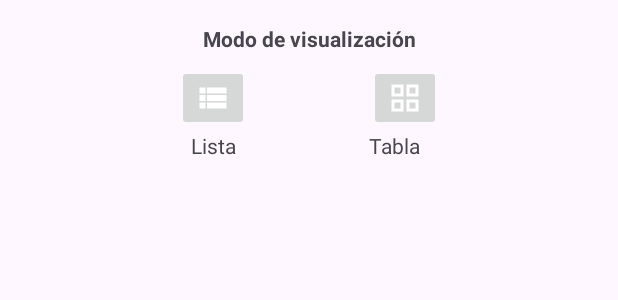
After one commit to MichaelC27/NewsNowApp, an Android app: the layout bottom_sheet_dialog.xml on its own in the app's theme, with its tools: preview values and no code run, on a phone screen of 412 x 824 dp. The commit adds this screen. Shown: the top 300 px of the screen. Run offline under Robolectric (Android 15) with nearby library versions, the phone set to English and light mode, and no system bars; network calls fail.

Commit message:
se Agregp la opcion de tipo de vista

```diff
--- a/app/src/main/java/com/laabbb/newsnow/MainActivity.java
+++ b/app/src/main/java/com/laabbb/newsnow/MainActivity.java
@@ -3,6 +3,8 @@ package com.laabbb.newsnow;
 import android.os.Bundle;
 import android.view.Menu;
 import android.view.MenuItem;
+import android.view.View;
+import android.widget.ImageButton;
 import android.widget.Toast;
 
 import androidx.annotation.NonNull;
@@ -13,6 +15,7 @@ import androidx.core.view.ViewCompat;
 import androidx.core.view.WindowInsetsCompat;
 import androidx.recyclerview.widget.LinearLayoutManager;
 import androidx.recyclerview.widget.RecyclerView;
+import androidx.recyclerview.widget.StaggeredGridLayoutManager;
 
 import com.android.volley.Request;
 import com.android.volley.RequestQueue;
@@ -21,6 +24,7 @@ import com.android.volley.VolleyError;
 import com.android.volley.toolbox.StringRequest;
 import com.android.volley.toolbox.Volley;
 import com.google.android.material.bottomnavigation.BottomNavigationView;
+import com.google.android.material.bottomsheet.BottomSheetDialog;
 import com.laabbb.newsnow.Adaptadores.NoticiaAdaptador;
 import com.laabbb.newsnow.Clases.Noticia;
 
@@ -38,6 +42,7 @@ public class MainActivity extends AppCompatActivity {
     StringRequest stringRequest;
     NoticiaAdaptador adaptador;
     Toolbar toolbar;
+    ImageButton btn_lista, btn_tabla;
     BottomNavigationView bottomNavigationView;
     String url = "https://p3.qr4me.net/";
     ArrayList<Noticia> noticias = new ArrayList<>();
@@ -140,7 +145,28 @@ public class MainActivity extends AppCompatActivity {
     @Override
     public boolean onOptionsItemSelected(@NonNull MenuItem item) {
         if (item.getItemId() == R.id.btn_vizualizacion) {
-            Toast.makeText(this, "Ver", Toast.LENGTH_SHORT).show();
+            BottomSheetDialog bottomSheetDialog = new BottomSheetDialog(MainActivity.this);
+            View bottomSheetView = getLayoutInflater().inflate(R.layout.bottom_sheet_dialog, null);
+            bottomSheetDialog.setContentView(bottomSheetView);
+            // Configura los listeners para las opciones del BottomSheet
+            bottomSheetView.findViewById(R.id.btn_lista).setOnClickListener(new View.OnClickListener() {
+                @Override
+                public void onClick(View v) {
+                    adaptador = new NoticiaAdaptador(MainActivity.this, noticias);
+                    recNoticia.setLayoutManager(new StaggeredGridLayoutManager(2, StaggeredGridLayoutManager.VERTICAL));
+                    recNoticia.setAdapter(adaptador);
+                }
+            });
+
+            bottomSheetView.findViewById(R.id.btn_tabla).setOnClickListener(new View.OnClickListener() {
+                @Override
+                public void onClick(View v) {
+                    adaptador = new NoticiaAdaptador(MainActivity.this, noticias);
+                    recNoticia.setLayoutManager(new LinearLayoutManager(MainActivity.this));
+                    recNoticia.setAdapter(adaptador);
+                }
+            });
+            bottomSheetDialog.show();
         }
         return super.onOptionsItemSelected(item);
     }
--- /dev/null
+++ b/app/src/main/res/drawable/grid_view.xml
@@ -0,0 +1,5 @@
+<vector xmlns:android="http://schemas.android.com/apk/res/android" android:height="24dp" android:tint="#FFFFFF" android:viewportHeight="24" android:viewportWidth="24" android:width="24dp">
+
+    <path android:fillColor="@android:color/white" android:fillType="evenOdd" android:pathData="M3,3v8h8L11,3L3,3zM9,9L5,9L5,5h4v4zM3,13v8h8v-8L3,13zM9,19L5,19v-4h4v4zM13,3v8h8L21,3h-8zM19,9h-4L15,5h4v4zM13,13v8h8v-8h-8zM19,19h-4v-4h4v4z"/>
+
+</vector>
--- /dev/null
+++ b/app/src/main/res/drawable/view_list.xml
@@ -0,0 +1,5 @@
+<vector xmlns:android="http://schemas.android.com/apk/res/android" android:autoMirrored="true" android:height="24dp" android:tint="#FFFFFF" android:viewportHeight="24" android:viewportWidth="24" android:width="24dp">
+
+    <path android:fillColor="@android:color/white" android:pathData="M3,14h4v-4H3V14zM3,19h4v-4H3V19zM3,9h4V5H3V9zM8,14h13v-4H8V14zM8,19h13v-4H8V19zM8,5v4h13V5H8z"/>
+
+</vector>
--- /dev/null
+++ b/app/src/main/res/layout/bottom_sheet_dialog.xml
@@ -0,0 +1,67 @@
+<?xml version="1.0" encoding="utf-8"?>
+<LinearLayout xmlns:android="http://schemas.android.com/apk/res/android"
+    xmlns:app="http://schemas.android.com/apk/res-auto"
+    android:layout_width="match_parent"
+    android:layout_height="wrap_content"
+    android:orientation="vertical"
+    android:padding="16dp">
+
+    <TextView
+        android:layout_width="match_parent"
+        android:layout_height="wrap_content"
+        android:gravity="center"
+        android:paddingBottom="8dp"
+        android:text="Modo de visualización"
+        android:textStyle="bold" />
+
+    <!-- Opciones de visualización -->
+    <LinearLayout
+        android:layout_width="match_parent"
+        android:layout_height="wrap_content"
+        android:gravity="center"
+        android:orientation="horizontal"
+        android:paddingBottom="8dp">
+
+        <LinearLayout
+            android:layout_width="wrap_content"
+            android:layout_height="wrap_content"
+            android:orientation="vertical"
+            android:paddingRight="40dp">
+
+            <ImageButton
+                android:id="@+id/btn_lista"
+                android:layout_width="wrap_content"
+                android:layout_height="wrap_content"
+                app:srcCompat="@drawable/view_list" />
+
+            <TextView
+                android:id="@+id/textView2"
+                android:layout_width="match_parent"
+                android:layout_height="wrap_content"
+                android:gravity="center"
+                android:text="Lista" />
+        </LinearLayout>
+
+        <LinearLayout
+            android:layout_width="wrap_content"
+            android:layout_height="wrap_content"
+            android:orientation="vertical"
+            android:paddingLeft="40dp">
+
+            <ImageButton
+                android:id="@+id/btn_tabla"
+                android:layout_width="wrap_content"
+                android:layout_height="wrap_content"
+                app:srcCompat="@drawable/grid_view" />
+
+            <TextView
+                android:id="@+id/textView"
+                android:layout_width="wrap_content"
+                android:layout_height="wrap_content"
+                android:gravity="center"
+                android:text="Tabla" />
+        </LinearLayout>
+
+    </LinearLayout>
+    <!-- Más opciones según tus necesidades -->
+</LinearLayout>
```
